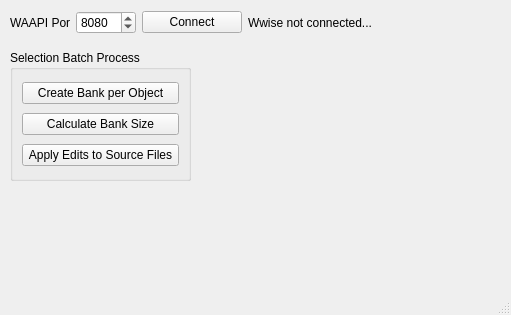
Above: WwiseTools/QtDesign/MainWindow.ui from victor647/AudioToolkit647 before the change. Below: the same form after it.
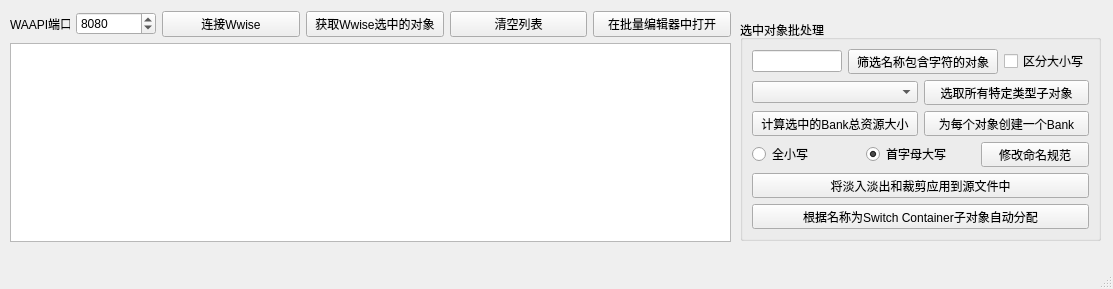
That is the form after the change.

```diff
--- a/WwiseTools/QtDesign/MainWindow.ui
+++ b/WwiseTools/QtDesign/MainWindow.ui
@@ -6,8 +6,8 @@
    <rect>
     <x>0</x>
     <y>0</y>
-    <width>511</width>
-    <height>315</height>
+    <width>1113</width>
+    <height>289</height>
    </rect>
   </property>
   <property name="windowTitle">
@@ -17,48 +17,133 @@
    <widget class="QGroupBox" name="groupBox">
     <property name="geometry">
      <rect>
-      <x>10</x>
-      <y>50</y>
-      <width>181</width>
-      <height>131</height>
+      <x>740</x>
+      <y>20</y>
+      <width>361</width>
+      <height>221</height>
      </rect>
     </property>
     <property name="title">
-     <string>Selection Batch Process</string>
+     <string>选中对象批处理</string>
     </property>
     <layout class="QVBoxLayout" name="verticalLayout">
      <item>
-      <widget class="QPushButton" name="btnCreateBanks">
+      <layout class="QHBoxLayout" name="horizontalLayout_2">
+       <item>
+        <widget class="QLineEdit" name="iptSelectionFilter"/>
+       </item>
+       <item>
+        <widget class="QPushButton" name="btnFilterSelection">
+         <property name="minimumSize">
+          <size>
+           <width>150</width>
+           <height>0</height>
+          </size>
+         </property>
        <property name="text">
-        <string>Create Bank per Object</string>
+          <string>筛选名称包含字符的对象</string>
        </property>
       </widget>
      </item>
+       <item>
+        <widget class="QCheckBox" name="cbxCaseSensitive">
+         <property name="text">
+          <string>区分大小写</string>
+         </property>
+        </widget>
+       </item>
+      </layout>
+     </item>
+     <item>
+      <layout class="QHBoxLayout" name="horizontalLayout_3">
+       <item>
+        <widget class="QComboBox" name="cbbDescendantType"/>
+       </item>
+       <item>
+        <widget class="QPushButton" name="btnSelectDescendants">
+         <property name="text">
+          <string>选取所有特定类型子对象</string>
+         </property>
+        </widget>
+       </item>
+      </layout>
+     </item>
+     <item>
+      <layout class="QHBoxLayout" name="horizontalLayout_4">
+       <property name="bottomMargin">
+        <number>0</number>
+       </property>
      <item>
       <widget class="QPushButton" name="btnGetBankSize">
        <property name="text">
-        <string>Calculate Bank Size</string>
-       </property>
-      </widget>
+          <string>计算选中的Bank总资源大小</string>
+         </property>
+        </widget>
+       </item>
+       <item>
+        <widget class="QPushButton" name="btnCreateBanks">
+         <property name="text">
+          <string>为每个对象创建一个Bank</string>
+         </property>
+        </widget>
+       </item>
+      </layout>
+     </item>
+     <item>
+      <layout class="QHBoxLayout" name="horizontalLayout_5">
+       <item>
+        <widget class="QRadioButton" name="rbnAllLowerCase">
+         <property name="text">
+          <string>全小写</string>
+         </property>
+        </widget>
+       </item>
+       <item>
+        <widget class="QRadioButton" name="rbnTitleCase">
+         <property name="text">
+          <string>首字母大写</string>
+         </property>
+         <property name="checked">
+          <bool>true</bool>
+         </property>
+        </widget>
+       </item>
+       <item>
+        <widget class="QPushButton" name="btnApplyNameConvention">
+         <property name="text">
+          <string>修改命名规范</string>
+         </property>
+        </widget>
+       </item>
+      </layout>
      </item>
      <item>
       <widget class="QPushButton" name="btnApplySourceEdit">
        <property name="text">
-        <string>Apply Edits to Source Files</string>
+        <string>将淡入淡出和裁剪应用到源文件中</string>
+       </property>
+      </widget>
+     </item>
+     <item>
+      <widget class="QPushButton" name="btnAssignSwitch">
+       <property name="text">
+        <string>根据名称为Switch Container子对象自动分配</string>
        </property>
       </widget>
      </item>
     </layout>
    </widget>
-   <widget class="QWidget" name="layoutWidget">
+   <widget class="QWidget" name="">
     <property name="geometry">
      <rect>
       <x>10</x>
-      <y>10</y>
-      <width>491</width>
-      <height>25</height>
+      <y>11</y>
+      <width>721</width>
+      <height>231</height>
      </rect>
     </property>
+    <layout class="QVBoxLayout" name="verticalLayout_2">
+     <item>
     <layout class="QHBoxLayout" name="horizontalLayout">
      <item>
       <widget class="QLabel" name="lblWaapiPort">
@@ -69,7 +154,7 @@
         </size>
        </property>
        <property name="text">
-        <string>WAAPI Port</string>
+          <string>WAAPI端口</string>
        </property>
       </widget>
      </item>
@@ -77,7 +162,7 @@
       <widget class="QSpinBox" name="spbWaapiPort">
        <property name="maximumSize">
         <size>
-         <width>60</width>
+           <width>80</width>
          <height>16777215</height>
         </size>
        </property>
@@ -94,29 +179,36 @@
      </item>
      <item>
       <widget class="QPushButton" name="btnWaapiConnect">
-       <property name="maximumSize">
-        <size>
-         <width>100</width>
-         <height>16777215</height>
-        </size>
-       </property>
+         <property name="text">
+          <string>连接Wwise</string>
+         </property>
+        </widget>
+       </item>
+       <item>
+        <widget class="QPushButton" name="btnGetSelectedObjects">
        <property name="text">
-        <string>Connect</string>
+          <string>获取Wwise选中的对象</string>
        </property>
       </widget>
      </item>
      <item>
-      <widget class="QLabel" name="lblWaapiStatus">
-       <property name="minimumSize">
-        <size>
-         <width>150</width>
-         <height>0</height>
-        </size>
-       </property>
+        <widget class="QPushButton" name="btnClearObjects">
+         <property name="text">
+          <string>清空列表</string>
+         </property>
+        </widget>
+       </item>
+       <item>
+        <widget class="QPushButton" name="btnOpenInMultiEditor">
        <property name="text">
-        <string>Wwise not connected...</string>
-       </property>
-      </widget>
+          <string>在批量编辑器中打开</string>
+         </property>
+        </widget>
+       </item>
+      </layout>
+     </item>
+     <item>
+      <widget class="QListWidget" name="lstActiveObjects"/>
      </item>
     </layout>
    </widget>
```
Left out of the diff: 139 changed lines with no effect on the pictures. Lines whose indentation alone changed are shown as unchanged.
